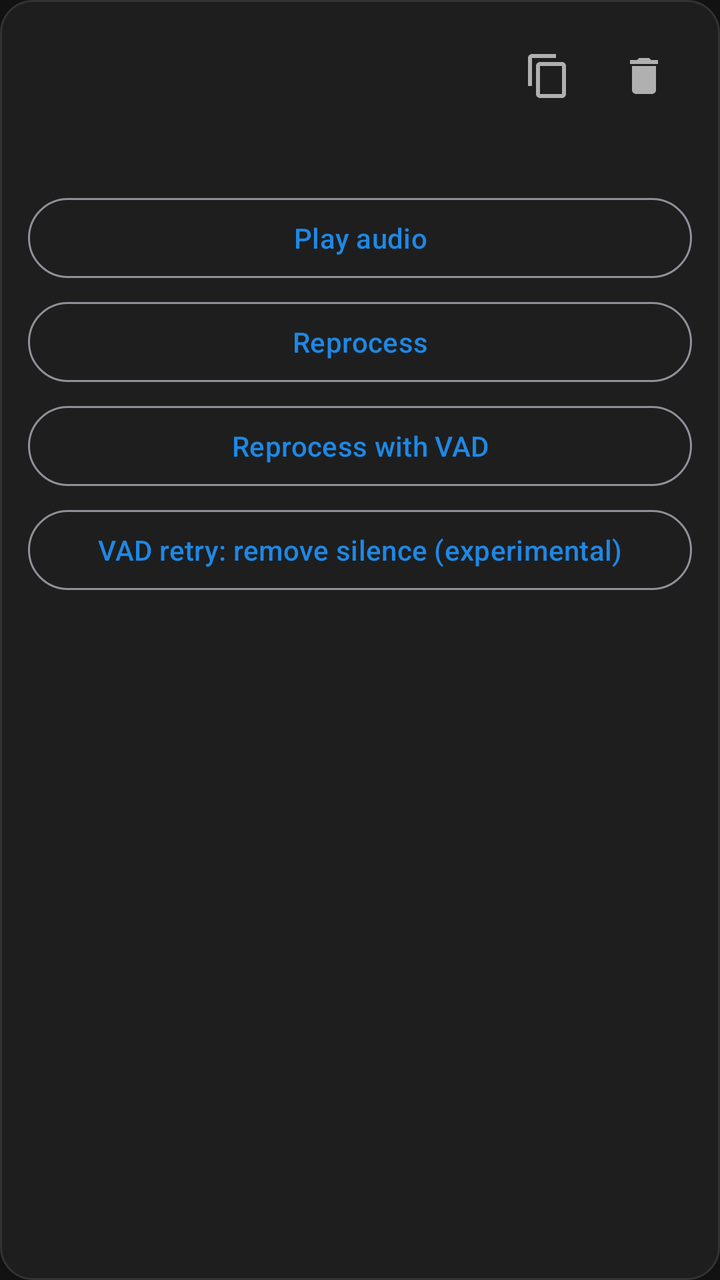
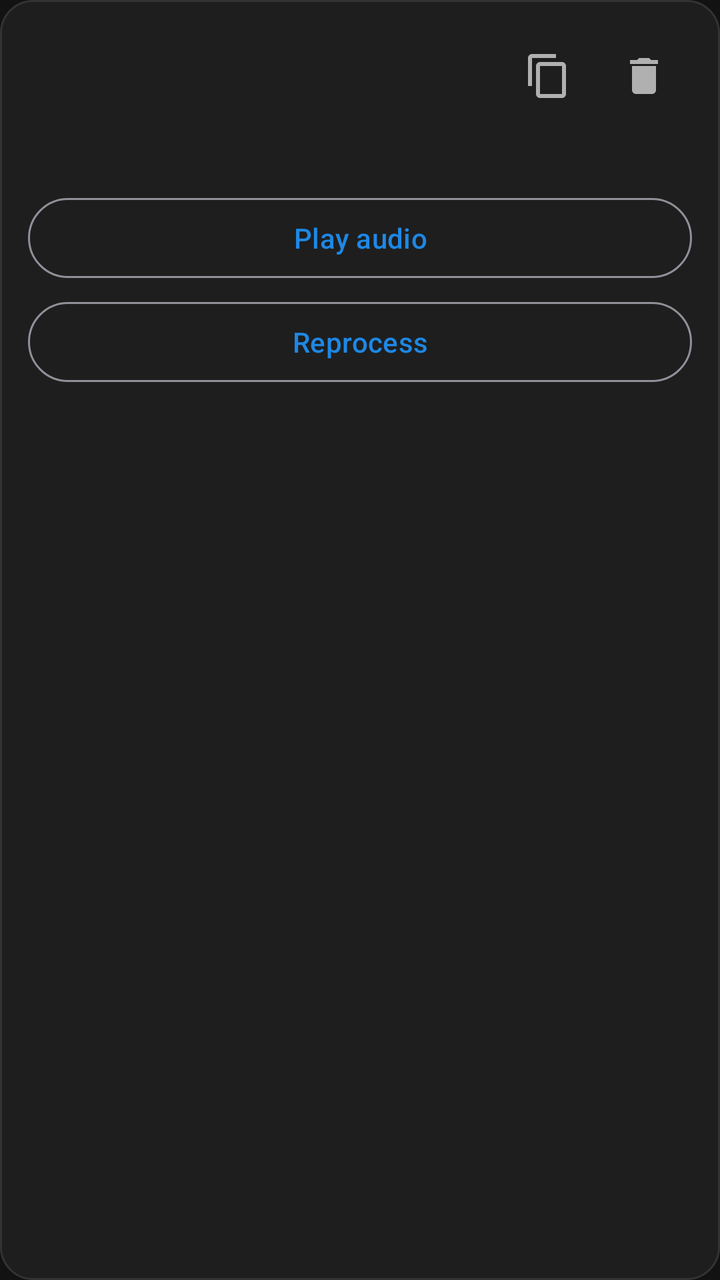

Before-and-after screenshots of an Android layout around one commit, followed by the original layout XML and the change that was made.
<!-- AndroidManifest.xml: application theme Theme.VoiceDictation -->
<!-- res/layout/item_history.xml -->
<?xml version="1.0" encoding="utf-8"?>
<LinearLayout xmlns:android="http://schemas.android.com/apk/res/android"
    xmlns:app="http://schemas.android.com/apk/res-auto"
    android:layout_width="match_parent"
    android:layout_height="wrap_content"
    android:orientation="vertical"
    android:background="@drawable/bg_card"
    android:padding="14dp"
    android:layout_marginBottom="10dp">

    <LinearLayout
        android:layout_width="match_parent"
        android:layout_height="wrap_content"
        android:orientation="horizontal"
        android:gravity="center_vertical"
        android:layout_marginBottom="6dp">

        <TextView
            android:id="@+id/tvHistoryTimestamp"
            android:layout_width="0dp"
            android:layout_height="wrap_content"
            android:layout_weight="1"
            android:textColor="@color/accent"
            android:textSize="12sp"
            android:textStyle="bold" />

        <ImageButton
            android:id="@+id/btnCopyHistory"
            android:layout_width="48dp"
            android:layout_height="48dp"
            android:background="?attr/selectableItemBackgroundBorderless"
            android:src="@drawable/ic_copy"
            app:tint="@color/text_secondary"
            android:contentDescription="Copy text" />

        <ImageButton
            android:id="@+id/btnDeleteHistory"
            android:layout_width="48dp"
            android:layout_height="48dp"
            android:background="?attr/selectableItemBackgroundBorderless"
            android:src="@drawable/ic_delete"
            app:tint="@color/text_secondary"
            android:contentDescription="Delete entry" />
    </LinearLayout>

    <TextView
        android:id="@+id/tvHistoryText"
        android:layout_width="match_parent"
        android:layout_height="wrap_content"
        android:textColor="@color/text_primary"
        android:textSize="14sp"
        android:lineSpacingExtra="2dp" />

    <LinearLayout
        android:layout_width="match_parent"
        android:layout_height="wrap_content"
        android:orientation="vertical"
        android:layout_marginTop="8dp">

        <com.google.android.material.button.MaterialButton
            android:id="@+id/btnPlayHistoryAudio"
            style="@style/Widget.Material3.Button.OutlinedButton"
            android:layout_width="match_parent"
            android:layout_height="wrap_content"
            android:text="@string/history_audio_play" />

        <com.google.android.material.button.MaterialButton
            android:id="@+id/btnReprocessHistoryAudio"
            style="@style/Widget.Material3.Button.OutlinedButton"
            android:layout_width="match_parent"
            android:layout_height="wrap_content"
            android:layout_marginTop="4dp"
            android:text="@string/history_audio_reprocess" />

    </LinearLayout>

    <com.google.android.material.button.MaterialButton
        android:id="@+id/btnReprocessHistoryAudioVad"
        style="@style/Widget.Material3.Button.OutlinedButton"
        android:layout_width="match_parent"
        android:layout_height="wrap_content"
        android:layout_marginTop="4dp"
        android:singleLine="false"
        android:text="@string/history_audio_reprocess_vad" />

    <com.google.android.material.button.MaterialButton
        android:id="@+id/btnReprocessHistoryAudioVadRemoveSilence"
        style="@style/Widget.Material3.Button.OutlinedButton"
        android:layout_width="match_parent"
        android:layout_height="wrap_content"
        android:layout_marginTop="4dp"
        android:singleLine="false"
        android:text="@string/history_audio_reprocess_vad_remove_silence" />

    <TextView
        android:id="@+id/tvHistoryReprocessStatus"
        android:layout_width="match_parent"
        android:layout_height="wrap_content"
        android:accessibilityLiveRegion="polite"
        android:textColor="@color/text_secondary"
        android:visibility="gone" />

    <LinearLayout
        android:id="@+id/historyVadDiagnosticsSection"
        android:layout_width="match_parent"
        android:layout_height="wrap_content"
        android:layout_marginTop="12dp"
        android:orientation="vertical"
        android:visibility="gone">

        <TextView
            android:layout_width="match_parent"
            android:layout_height="wrap_content"
            android:accessibilityLiveRegion="polite"
            android:text="@string/history_vad_diagnostics_ready"
            android:textColor="@color/text_primary"
            android:textStyle="bold" />

        <TextView
            android:layout_width="match_parent"
            android:layout_height="wrap_content"
            android:layout_marginTop="4dp"
            android:text="@string/history_vad_diagnostics_privacy"
            android:textColor="@color/text_secondary"
            android:textSize="12sp" />

        <LinearLayout
            android:layout_width="match_parent"
            android:layout_height="wrap_content"
            android:layout_marginTop="4dp"
            android:orientation="vertical">

            <com.google.android.material.button.MaterialButton
                android:id="@+id/btnCopyHistoryVadDiagnostics"
                style="@style/Widget.Material3.Button.OutlinedButton"
                android:layout_width="match_parent"
                android:layout_height="wrap_content"
                android:text="@string/history_vad_diagnostics_copy" />

            <com.google.android.material.button.MaterialButton
                android:id="@+id/btnToggleHistoryVadDiagnostics"
                style="@style/Widget.Material3.Button.OutlinedButton"
                android:layout_width="match_parent"
                android:layout_height="wrap_content"
                android:layout_marginTop="4dp"
                android:text="@string/history_vad_diagnostics_show" />
        </LinearLayout>

        <TextView
            android:id="@+id/tvHistoryVadDiagnostics"
            android:layout_width="match_parent"
            android:layout_height="wrap_content"
            android:layout_marginTop="8dp"
            android:saveEnabled="false"
            android:textColor="@color/text_primary"
            android:textIsSelectable="true"
            android:textSize="12sp"
            android:visibility="gone" />
    </LinearLayout>

</LinearLayout>
<!-- resources referenced by this layout -->
<resources>
  <color name="accent">#00B0FF</color>
  <color name="text_primary">#F5F5F5</color>
  <color name="text_secondary">#B0B0B0</color>
  <!-- drawable bg_card (drawable) -->
  <?xml version="1.0" encoding="utf-8"?>
  <shape xmlns:android="http://schemas.android.com/apk/res/android"
      android:shape="rectangle">
      <solid android:color="@color/surface_dark" />
      <corners android:radius="16dp" />
      <stroke
          android:width="1dp"
          android:color="@color/divider" />
  </shape>
  <!-- drawable ic_copy (drawable) -->
  <vector xmlns:android="http://schemas.android.com/apk/res/android"
      android:width="24dp"
      android:height="24dp"
      android:viewportWidth="24"
      android:viewportHeight="24">
      <path
          android:fillColor="#FFFFFFFF"
          android:pathData="M16,1H4c-1.1,0 -2,0.9 -2,2v14h2V3h12V1zm3,4H8c-1.1,0 -2,0.9 -2,2v14c0,1.1 0.9,2 2,2h11c1.1,0 2,-0.9 2,-2V7c0,-1.1 -0.9,-2 -2,-2zm0,16H8V7h11v14z"/>
  </vector>
  <!-- drawable ic_delete (drawable) -->
  <vector xmlns:android="http://schemas.android.com/apk/res/android"
      android:width="24dp"
      android:height="24dp"
      android:viewportWidth="24"
      android:viewportHeight="24">
      <path
          android:fillColor="#FFFFFFFF"
          android:pathData="M6,19c0,1.1 0.9,2 2,2h8c1.1,0 2,-0.9 2,-2V7H6v12zM19,4h-3.5l-1,-1h-5l-1,1H5v2h14V4z"/>
  </vector>
  <string name="history_audio_play">Play audio</string>
  <string name="history_audio_reprocess">Reprocess</string>
  <string name="history_audio_reprocess_vad">Reprocess with VAD</string>
  <string name="history_audio_reprocess_vad_remove_silence">VAD retry: remove silence (experimental)</string>
  <string name="history_vad_diagnostics_copy">Copy</string>
  <string name="history_vad_diagnostics_privacy">May contain sensitive transcripts and timestamps. Kept in memory only, not saved or sent automatically. Copying puts them on the system clipboard, where apps or pasted destinations may access them.</string>
  <string name="history_vad_diagnostics_ready">VAD diagnostics ready</string>
  <string name="history_vad_diagnostics_show">Show details</string>
  <style name="Theme.VoiceDictation" parent="Theme.Material3.Dark.NoActionBar">
          <item name="colorPrimary">@color/primary</item>
          <item name="colorOnPrimary">#FFFFFF</item>
          <item name="colorPrimaryContainer">@color/primary_container</item>
          <item name="colorOnPrimaryContainer">@color/on_primary_container</item>
          <item name="colorSecondary">@color/accent</item>
          <item name="android:windowBackground">@color/background_dark</item>
          <item name="android:statusBarColor">@color/background_dark</item>
          <item name="android:navigationBarColor">@color/background_dark</item>
      </style>
  <color name="surface_dark">#1E1E1E</color>
  <color name="divider">#333333</color>
  <color name="primary">#1E88E5</color>
  <color name="primary_container">#D1E4FF</color>
  <color name="on_primary_container">#001D36</color>
  <color name="background_dark">#121212</color>
</resources>

<!-- the commit's change to res/layout/item_history.xml (unified diff, before → after) -->
@@ -74,24 +74,6 @@
 
     </LinearLayout>
 
-    <com.google.android.material.button.MaterialButton
-        android:id="@+id/btnReprocessHistoryAudioVad"
-        style="@style/Widget.Material3.Button.OutlinedButton"
-        android:layout_width="match_parent"
-        android:layout_height="wrap_content"
-        android:layout_marginTop="4dp"
-        android:singleLine="false"
-        android:text="@string/history_audio_reprocess_vad" />
-
-    <com.google.android.material.button.MaterialButton
-        android:id="@+id/btnReprocessHistoryAudioVadRemoveSilence"
-        style="@style/Widget.Material3.Button.OutlinedButton"
-        android:layout_width="match_parent"
-        android:layout_height="wrap_content"
-        android:layout_marginTop="4dp"
-        android:singleLine="false"
-        android:text="@string/history_audio_reprocess_vad_remove_silence" />
-
     <TextView
         android:id="@+id/tvHistoryReprocessStatus"
         android:layout_width="match_parent"
@@ -100,62 +82,4 @@
         android:textColor="@color/text_secondary"
         android:visibility="gone" />
 
-    <LinearLayout
-        android:id="@+id/historyVadDiagnosticsSection"
-        android:layout_width="match_parent"
-        android:layout_height="wrap_content"
-        android:layout_marginTop="12dp"
-        android:orientation="vertical"
-        android:visibility="gone">
-
-        <TextView
-            android:layout_width="match_parent"
-            android:layout_height="wrap_content"
-            android:accessibilityLiveRegion="polite"
-            android:text="@string/history_vad_diagnostics_ready"
-            android:textColor="@color/text_primary"
-            android:textStyle="bold" />
-
-        <TextView
-            android:layout_width="match_parent"
-            android:layout_height="wrap_content"
-            android:layout_marginTop="4dp"
-            android:text="@string/history_vad_diagnostics_privacy"
-            android:textColor="@color/text_secondary"
-            android:textSize="12sp" />
-
-        <LinearLayout
-            android:layout_width="match_parent"
-            android:layout_height="wrap_content"
-            android:layout_marginTop="4dp"
-            android:orientation="vertical">
-
-            <com.google.android.material.button.MaterialButton
-                android:id="@+id/btnCopyHistoryVadDiagnostics"
-                style="@style/Widget.Material3.Button.OutlinedButton"
-                android:layout_width="match_parent"
-                android:layout_height="wrap_content"
-                android:text="@string/history_vad_diagnostics_copy" />
-
-            <com.google.android.material.button.MaterialButton
-                android:id="@+id/btnToggleHistoryVadDiagnostics"
-                style="@style/Widget.Material3.Button.OutlinedButton"
-                android:layout_width="match_parent"
-                android:layout_height="wrap_content"
-                android:layout_marginTop="4dp"
-                android:text="@string/history_vad_diagnostics_show" />
-        </LinearLayout>
-
-        <TextView
-            android:id="@+id/tvHistoryVadDiagnostics"
-            android:layout_width="match_parent"
-            android:layout_height="wrap_content"
-            android:layout_marginTop="8dp"
-            android:saveEnabled="false"
-            android:textColor="@color/text_primary"
-            android:textIsSelectable="true"
-            android:textSize="12sp"
-            android:visibility="gone" />
-    </LinearLayout>
-
 </LinearLayout>
<!-- resource entries referenced after the edit -->
@@ -35,12 +35,6 @@
   </vector>
   <string name="history_audio_play">Play audio</string>
   <string name="history_audio_reprocess">Reprocess</string>
-  <string name="history_audio_reprocess_vad">Reprocess with VAD</string>
-  <string name="history_audio_reprocess_vad_remove_silence">VAD retry: remove silence (experimental)</string>
-  <string name="history_vad_diagnostics_copy">Copy</string>
-  <string name="history_vad_diagnostics_privacy">May contain sensitive transcripts and timestamps. Kept in memory only, not saved or sent automatically. Copying puts them on the system clipboard, where apps or pasted destinations may access them.</string>
-  <string name="history_vad_diagnostics_ready">VAD diagnostics ready</string>
-  <string name="history_vad_diagnostics_show">Show details</string>
   <style name="Theme.VoiceDictation" parent="Theme.Material3.Dark.NoActionBar">
           <item name="colorPrimary">@color/primary</item>
           <item name="colorOnPrimary">#FFFFFF</item>
